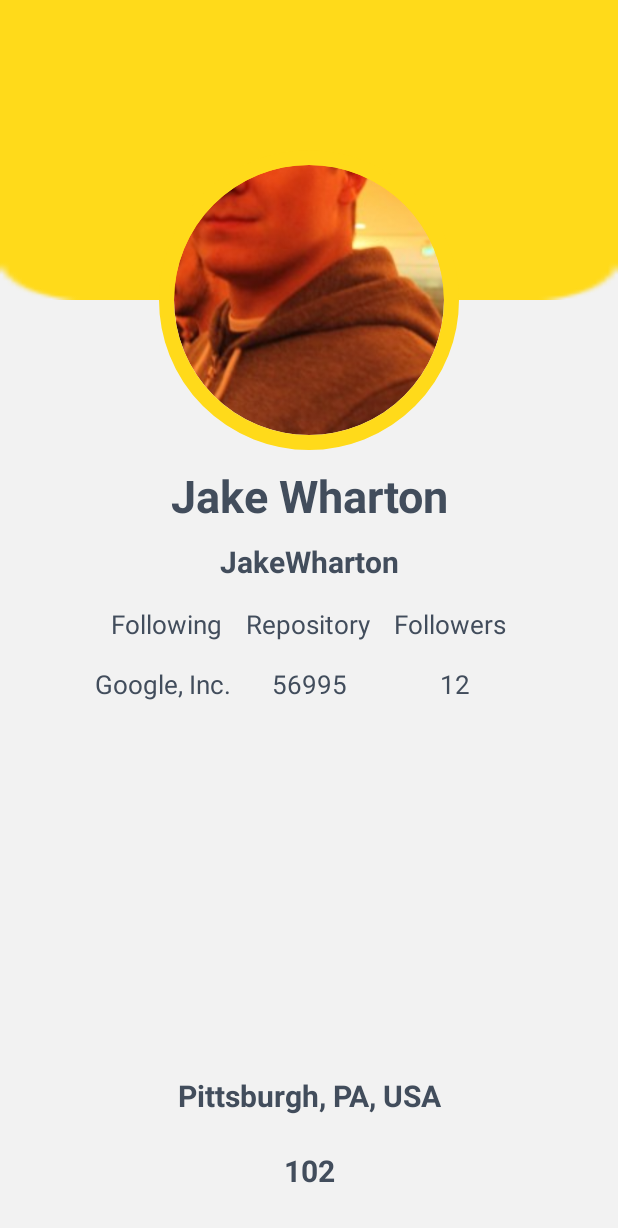
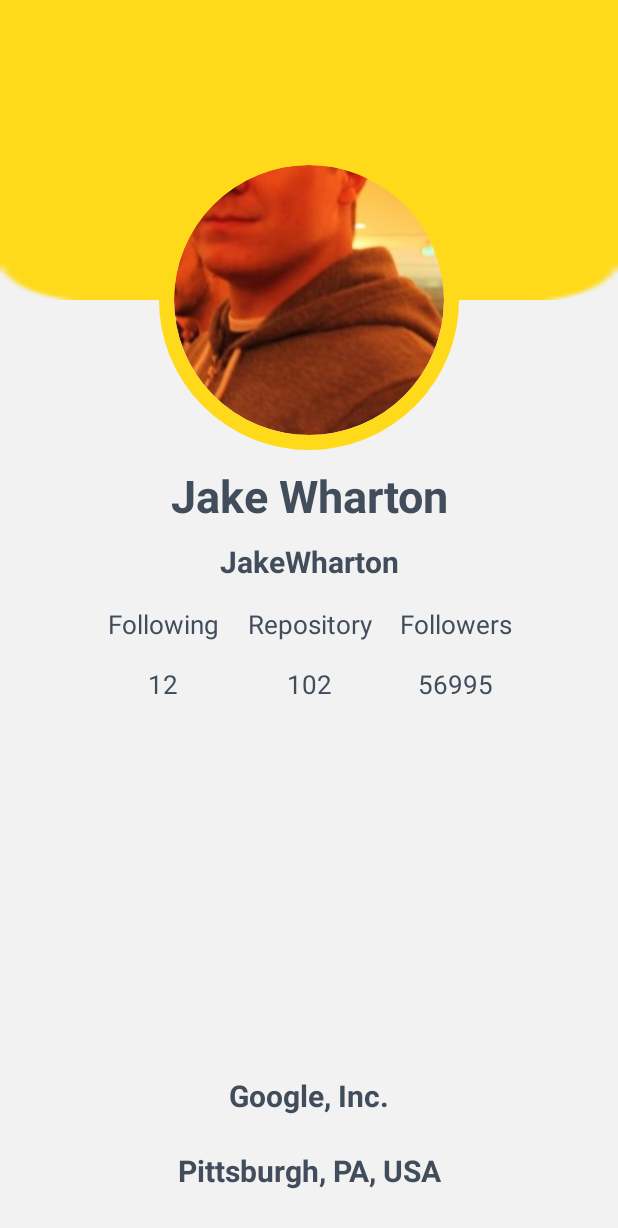
Before and after one commit to Roisfaozi/GithubUser, an Android app: the screen it shows after launch (DetailActivity), after a tap on "Jake Wharton", on a phone screen of 412 x 824 dp. Shown: the top 1228 px of the screen. Run offline under Robolectric (Android 15) with nearby library versions, the phone set to English and light mode, and no system bars; our stand-ins replace CircleImageView.

Commit message:
Perbaikan code dan layout

```diff
--- a/app/src/main/java/com/kotlin/githubuser/DetailActivity.kt
+++ b/app/src/main/java/com/kotlin/githubuser/DetailActivity.kt
@@ -17,14 +17,14 @@ class DetailActivity : AppCompatActivity() {
 
         val user = intent.getParcelableExtra<User>("user")
 
-        img_avatar.setImageResource(user.avatar)
+        username.text = user?.userName
         tv_item_name.text = user?.name
-        username.text = user?.userName
+        location.text = user?.location
+        repository.text = user?.repository
         company.text = user?.company
-        location.text = user?.location
         followers.text = user?.followers
         followings.text = user?.following
-        repository.text = user?.repository
+        img_avatar.setImageResource(user.avatar)
 
 
     }
--- a/app/src/main/java/com/kotlin/githubuser/MainActivity.kt
+++ b/app/src/main/java/com/kotlin/githubuser/MainActivity.kt
@@ -39,27 +39,30 @@ class MainActivity : AppCompatActivity() {
     }
 
     private fun prepare() {
+
         userName = resources.getStringArray(R.array.username)
         name = resources.getStringArray(R.array.name)
         location = resources.getStringArray(R.array.location)
+        company = resources.getStringArray(R.array.company)
         repository = resources.getStringArray(R.array.repository)
-        company = resources.getStringArray(R.array.company)
+        following = resources.getStringArray(R.array.following)
         followers = resources.getStringArray(R.array.followers)
-        following = resources.getStringArray(R.array.following)
         avatar = resources.obtainTypedArray(R.array.avatar)
+
     }
 
     private fun addItem() {
         for (position in name.indices) {
             val user = User(
+
+                userName[position],
                 name[position],
-                userName[position],
-                avatar.getResourceId(position, -1),
                 location[position],
                 repository[position],
+                company[position],
+                following[position],
                 followers[position],
-                following[position],
-                company[position]
+                avatar.getResourceId(position, -1)
             )
             users.add(user)
         }
--- a/app/src/main/java/com/kotlin/githubuser/User.kt
+++ b/app/src/main/java/com/kotlin/githubuser/User.kt
@@ -5,12 +5,12 @@ import kotlinx.android.parcel.Parcelize
 
 @Parcelize
 data class User(
+    var userName : String = "",
     var name : String = "",
-    var userName : String = "",
-    var avatar : Int = 0,
-    var company : String ="",
     var location : String = "",
     var repository : String = "",
+    var company : String ="",
+    var following : String = "",
     var followers : String = "",
-    var following : String = ""
+    var avatar : Int = 0
 ):Parcelable
--- a/app/src/main/java/com/kotlin/githubuser/UserAdapter.kt
+++ b/app/src/main/java/com/kotlin/githubuser/UserAdapter.kt
@@ -10,6 +10,7 @@ import android.widget.ImageView
 import android.widget.TextView
 import androidx.recyclerview.widget.RecyclerView
 import com.bumptech.glide.Glide
+import com.bumptech.glide.load.resource.drawable.DrawableTransitionOptions
 import com.bumptech.glide.request.RequestOptions
 import android.transition.Transition as AndroidTransitionTransition
 
--- a/app/src/main/res/layout/activity_detail.xml
+++ b/app/src/main/res/layout/activity_detail.xml
@@ -56,27 +56,28 @@
            android:layout_gravity="center">
 
            <TextView
-               android:layout_width="wrap_content"
+               android:layout_width="97dp"
                android:layout_height="match_parent"
                android:text="Following"
                android:textSize="17sp"
-               android:textColor="@color/TextPrimary"/>
+               android:textColor="@color/TextPrimary"
+               android:textAlignment="center"/>
 
            <TextView
-               android:layout_width="wrap_content"
+               android:layout_width="97dp"
                android:layout_height="match_parent"
                android:text="Repository"
                android:textSize="17sp"
                android:textColor="@color/TextPrimary"
-               android:paddingStart="16dp"/>
+               android:textAlignment="center"/>
 
            <TextView
-               android:layout_width="wrap_content"
+               android:layout_width="97dp"
                android:layout_height="match_parent"
                android:text="Followers"
                android:textSize="17sp"
                android:textColor="@color/TextPrimary"
-               android:paddingStart="16dp"/>
+               android:textAlignment="center"/>
 
        </LinearLayout>
 
@@ -125,9 +126,12 @@
         android:text="Company"
         android:textSize="20sp"
         android:textStyle="bold"
+        android:maxLines="2"
         android:textColor="@color/TextPrimary"
         android:textAlignment="center"
         android:paddingBottom="80dp"
+        android:paddingLeft="20dp"
+        android:paddingRight="20dp"
         android:layout_alignParentBottom="true"/>
     <TextView
         android:id="@+id/location"
--- a/app/src/main/res/layout/activity_main.xml
+++ b/app/src/main/res/layout/activity_main.xml
@@ -28,7 +28,5 @@
         android:id="@+id/rv_user"
         android:layout_width="match_parent"
         android:layout_height="match_parent"
-        tools:listitem="@layout/item_user"
-        android:paddingStart="16dp"
-        android:paddingTop="10dp"/>
+        tools:listitem="@layout/item_user" />
 </LinearLayout>
--- a/app/src/main/res/layout/item_user.xml
+++ b/app/src/main/res/layout/item_user.xml
@@ -36,7 +36,7 @@
             android:layout_width="match_parent"
             android:layout_height="wrap_content"
             android:ellipsize="end"
-            android:maxLines="12"
+            android:maxLines="2"
             tools:text="@string/company"
             android:textColor="@color/TextSecondary"/>
     </LinearLayout>
```
